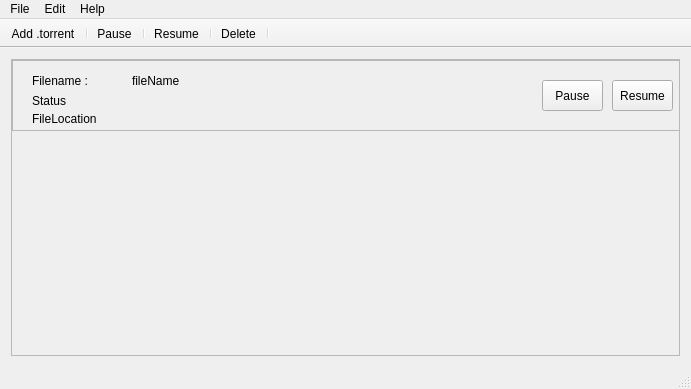
This is src/mainwindow.ui in manox14/qtaria as Qt 5 draws it before an edit. The edited form follows.
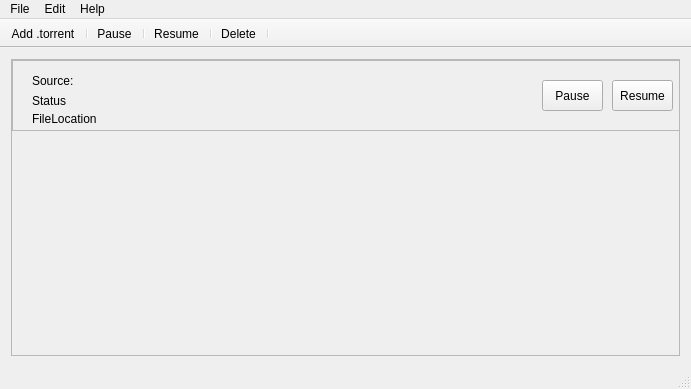
This is the edited form. Icons and pictures are not drawn.

Diff of the .ui file:
```diff
--- a/src/mainwindow.ui
+++ b/src/mainwindow.ui
@@ -58,7 +58,7 @@
             <rect>
              <x>20</x>
              <y>50</y>
-             <width>441</width>
+             <width>501</width>
              <height>17</height>
             </rect>
            </property>
@@ -115,7 +115,7 @@
             </rect>
            </property>
            <property name="text">
-            <string>Filename :</string>
+            <string>Source:</string>
            </property>
           </widget>
           <widget class="QLabel" name="fileName">
@@ -128,7 +128,7 @@
             </rect>
            </property>
            <property name="text">
-            <string>fileName</string>
+            <string/>
            </property>
           </widget>
          </widget>
```
Left out of the diff: 4 changed lines with no effect on the pictures.
